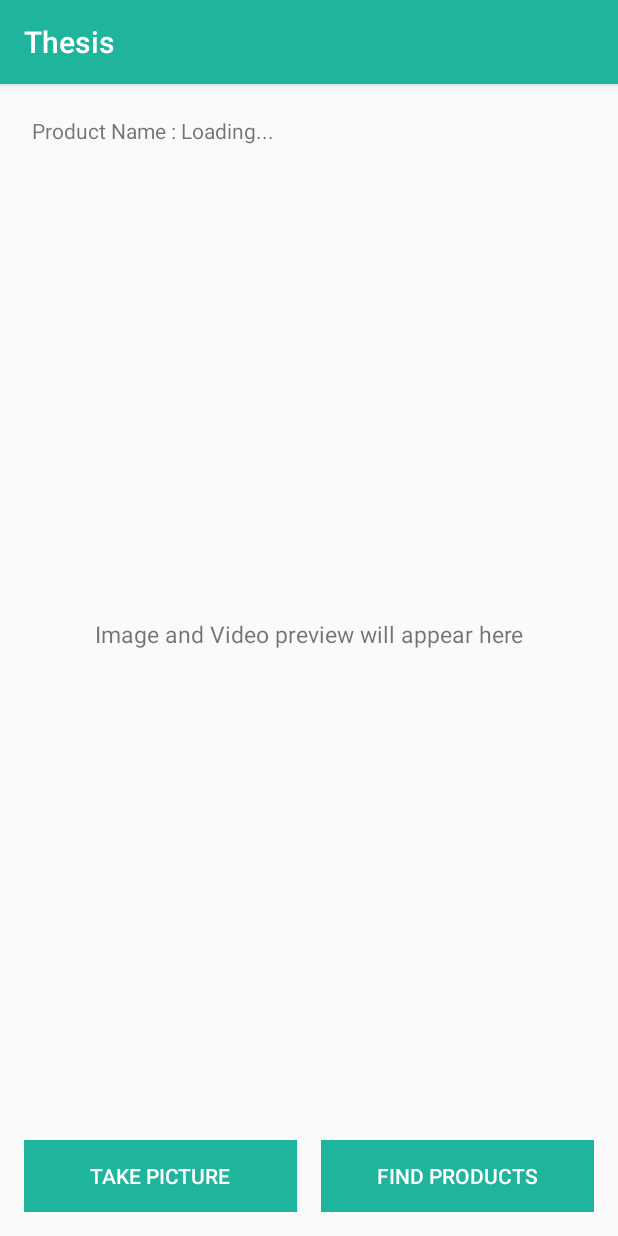
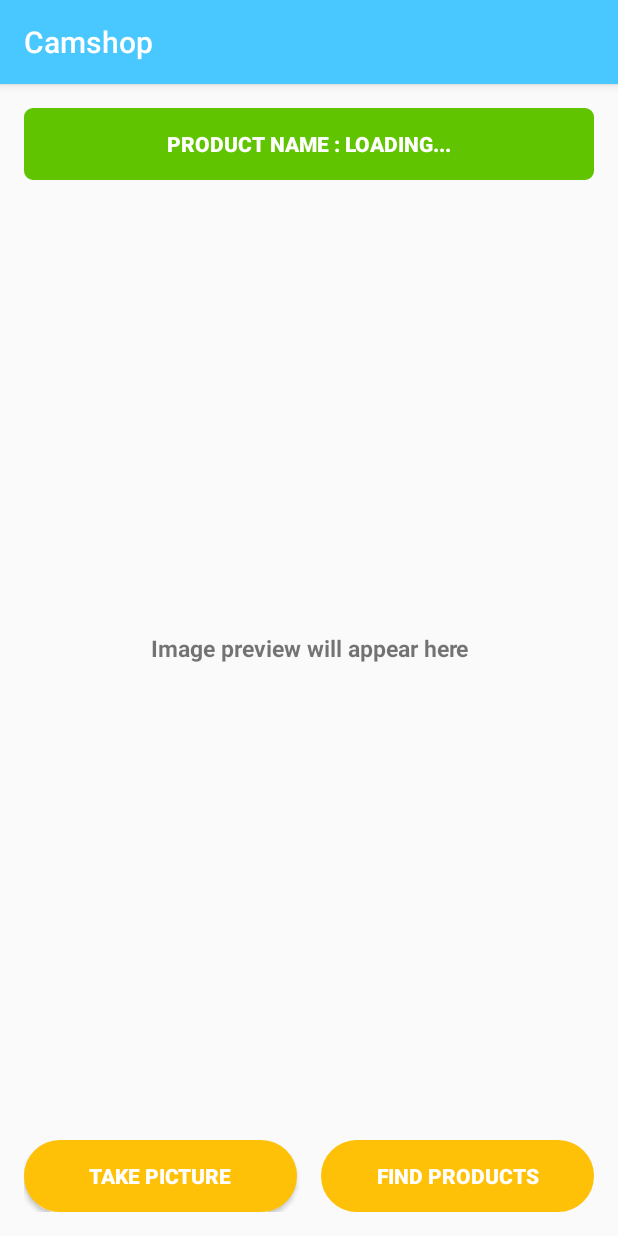
Before and after one commit to muhammetgumus/Thesis-1, an Android app: the MainActivity screen opened directly, with no data from a screen before it, on a phone screen of 412 x 824 dp. Run offline under Robolectric (Android 15) with nearby library versions, the phone set to English and light mode, and no system bars; libraries missing offline, so code that uses them is left out: com.karumi.dexter; 1 statement that could not run was skipped.

Commit message:
desing changed

```diff
--- a/app/src/main/java/com/project/thesis/MainActivity.java
+++ b/app/src/main/java/com/project/thesis/MainActivity.java
@@ -65,7 +65,7 @@ public class MainActivity extends AppCompatActivity {
     public static final String VIDEO_EXTENSION = "mp4";
 
     private static String imageStoragePath;
-    private static String productName;
+    private static String productName="";
 
     private TextView txtDescription;
     private TextView txtProductName;
@@ -88,6 +88,8 @@ public class MainActivity extends AppCompatActivity {
             // will close the app if the device doesn't have camera
             finish();
         }
+
+
 
         txtDescription = findViewById(R.id.txt_desc);
         txtProductName = findViewById(R.id.txt_product_name);
--- /dev/null
+++ b/app/src/main/res/drawable/mybutton.xml
@@ -0,0 +1,24 @@
+<?xml version="1.0" encoding="utf-8"?>
+<selector xmlns:android="http://schemas.android.com/apk/res/android" >
+    <item android:state_pressed="true" >
+        <shape android:shape="rectangle"  >
+            <corners android:radius="40dip" />
+            <stroke android:width="1dip" android:color="#FFC107" />
+            <gradient android:angle="-90" android:startColor="#FFC107" android:endColor="#FFC107"  />
+        </shape>
+    </item>
+    <item android:state_focused="true">
+        <shape android:shape="rectangle"  >
+            <corners android:radius="40dip" />
+            <stroke android:width="1dip" android:color="#FFC107" />
+            <solid android:color="#FFC107"/>
+        </shape>
+    </item>
+    <item >
+        <shape android:shape="rectangle"  >
+            <corners android:radius="40dip" />
+            <stroke android:width="1dip" android:color="#FFC107" />
+            <gradient android:angle="-90" android:startColor="#FFC107" android:endColor="#FFC107" />
+        </shape>
+    </item>
+</selector>
--- /dev/null
+++ b/app/src/main/res/drawable/productloading.xml
@@ -0,0 +1,24 @@
+<?xml version="1.0" encoding="utf-8"?>
+<selector xmlns:android="http://schemas.android.com/apk/res/android" >
+    <item android:state_pressed="true" >
+        <shape android:shape="rectangle"  >
+            <corners android:radius="5dip" />
+            <stroke android:width="1dip" android:color="#61c400" />
+            <gradient android:angle="-90" android:startColor="#61c400" android:endColor="#61c400"  />
+        </shape>
+    </item>
+    <item android:state_focused="true">
+        <shape android:shape="rectangle"  >
+            <corners android:radius="5dip" />
+            <stroke android:width="1dip" android:color="#61c400" />
+            <solid android:color="#61c400"/>
+        </shape>
+    </item>
+    <item >
+        <shape android:shape="rectangle"  >
+            <corners android:radius="5dip" />
+            <stroke android:width="1dip" android:color="#61c400" />
+            <gradient android:angle="-90" android:startColor="#61c400" android:endColor="#61c400" />
+        </shape>
+    </item>
+</selector>
--- a/app/src/main/res/layout/activity_main.xml
+++ b/app/src/main/res/layout/activity_main.xml
@@ -15,4 +15,5 @@
 
     <include layout="@layout/content_main" />
 
+
 </android.support.design.widget.CoordinatorLayout>
--- a/app/src/main/res/layout/content_main.xml
+++ b/app/src/main/res/layout/content_main.xml
@@ -17,12 +17,19 @@
         android:layout_weight="1"
         android:orientation="vertical">
 
-        <TextView
-            android:layout_width="wrap_content"
+        <Button
+            android:id="@+id/txt_product_name"
+            android:layout_width="match_parent"
             android:layout_height="wrap_content"
+            android:enabled="false"
             android:padding="5dp"
-            android:id="@+id/txt_product_name"
-            android:text="Product Name : Loading..."/>
+            android:text="Product Name : Loading..."
+            android:textColor="@android:color/white"
+            android:textStyle="bold"
+            android:foreground="?attr/selectableItemBackground"
+            android:background="@drawable/productloading" />
+
+
 
         <TextView
             android:id="@+id/txt_desc"
@@ -31,6 +38,7 @@
             android:gravity="center"
             android:padding="10dp"
             android:text="@string/preview_description"
+            android:textStyle="bold"
             android:textSize="15dp" />
 
         <!-- To display picture taken -->
@@ -63,10 +71,11 @@
             android:layout_height="wrap_content"
             android:layout_marginRight="@dimen/dimen_8"
             android:layout_weight="1"
-            android:background="@color/colorPrimary"
             android:foreground="?attr/selectableItemBackground"
             android:text="@string/btn_take_picture"
-            android:textColor="@android:color/white" />
+            android:textStyle="bold"
+            android:textColor="@android:color/white"
+            android:background="@drawable/mybutton"/>
 
         <!-- Record video button -->
         <Button
@@ -76,9 +85,11 @@
             android:layout_height="wrap_content"
             android:layout_marginLeft="@dimen/dimen_8"
             android:layout_weight="1"
-            android:background="@color/colorPrimary"
             android:foreground="?attr/selectableItemBackground"
             android:text="@string/btn_find_products"
-            android:textColor="@android:color/white" />
+            android:textStyle="bold"
+            android:textColor="@android:color/white"
+            android:background="@drawable/mybutton"
+            />
     </LinearLayout>
 </LinearLayout>
--- a/app/src/main/res/values/strings.xml
+++ b/app/src/main/res/values/strings.xml
@@ -1,7 +1,7 @@
 <resources>
-    <string name="app_name">Thesis</string>
+    <string name="app_name">Camshop</string>
     <string name="action_settings">Settings</string>
-    <string name="preview_description">Image and Video preview will appear here</string>
+    <string name="preview_description">Image preview will appear here</string>
     <string name="btn_take_picture">Take Picture</string>
     <string name="btn_find_products">Find Products</string>
 </resources>
--- a/app/src/main/res/values/styles.xml
+++ b/app/src/main/res/values/styles.xml
@@ -3,9 +3,13 @@
     <!-- Base application theme. -->
     <style name="AppTheme" parent="Theme.AppCompat.Light.DarkActionBar">
         <!-- Customize your theme here. -->
-        <item name="colorPrimary">@color/colorPrimary</item>
-        <item name="colorPrimaryDark">@color/colorPrimaryDark</item>
-        <item name="colorAccent">@color/colorAccent</item>
+        <item name="colorPrimary">#49c7ff</item>
+        <item name="colorPrimaryDark">#49c7ff</item>
+        <item name="colorAccent">#49c7ff</item>
+    </style>
+
+    <style name="SpinKitView.Wave">
+        <item name="SpinKit_Style">Wave</item>
     </style>
 
 </resources>
--- a/build.gradle
+++ b/build.gradle
@@ -19,6 +19,7 @@ allprojects {
     repositories {
         google()
         jcenter()
+        maven { url 'https://www.jitpack.io' }
     }
 }
 
```
Also changed, not shown: app/build.gradle (+6 -2 lines), app/src/main/java/com/project/thesis/ProductsActivity.java (+10 -1 lines), app/src/main/java/com/project/thesis/adapter/RVAdapter.java (+8 -1 lines), app/src/main/res/drawable/gradient.xml (added, +11 -0 lines), app/src/main/res/drawable/roundedfortextview.xml (added, +16 -0 lines), app/src/main/res/layout/product_item.xml (+16 -5 lines).
